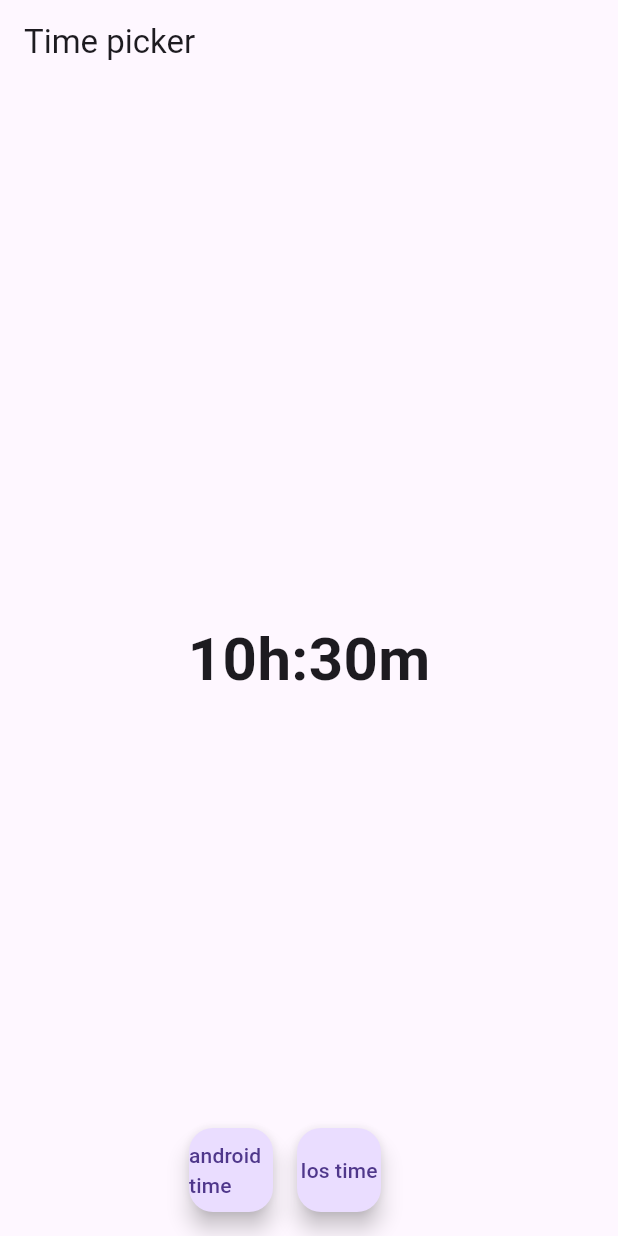
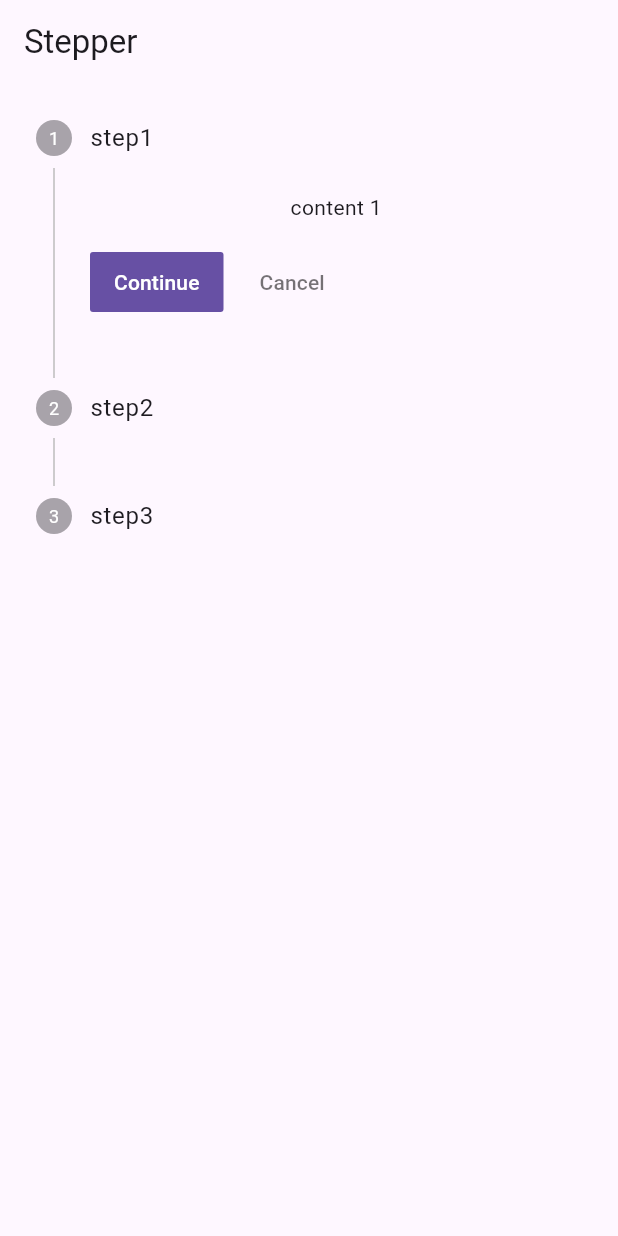
Before and after one commit to alishermamirov/flutter_widgets, a Flutter app: the screen it shows after launch, on a phone screen of 412 x 824 dp. Run offline on Flutter 3.47's test engine with Material 3 defaults, Android fonts, the phone set to English and light mode, and no system bars.

Commit message:
stepper added

```diff
--- a/lib/main.dart
+++ b/lib/main.dart
@@ -1,6 +1,5 @@
 import 'package:flutter/material.dart';
-import 'package:flutter_widgets/expansion_tile_widget.dart';
-import 'package:flutter_widgets/time_picker_widget.dart';
+import 'package:flutter_widgets/stepper_widget.dart';
 
 
 void main() {
@@ -14,7 +13,7 @@ class MyApp extends StatelessWidget {
   Widget build(BuildContext context) {
     return MaterialApp(
       debugShowCheckedModeBanner: false,
-      home: TimePickerWidget(),
+      home: StepperWidget(),
     );
   }
 }
--- /dev/null
+++ b/lib/stepper_widget.dart
@@ -0,0 +1,50 @@
+import 'package:flutter/material.dart';
+
+class StepperWidget extends StatefulWidget {
+  const StepperWidget({super.key});
+
+  @override
+  State<StepperWidget> createState() => _StepperWidgetState();
+}
+
+class _StepperWidgetState extends State<StepperWidget> {
+  int currentIndex = 0;
+  @override
+  Widget build(BuildContext context) {
+    return Scaffold(
+      appBar: AppBar(
+        title: Text("Stepper"),
+      ),
+      body: Stepper(
+        steps: [
+          Step(
+            title: Text("step1"),
+            content: Text("content 1"),
+          ),
+          Step(
+            title: Text("step2"),
+            content: Text("content 2"),
+          ),
+          Step(
+            title: Text("step3"),
+            content: Text("content 3"),
+          ),
+        ],
+        currentStep: currentIndex,
+        onStepContinue: () {
+          if (currentIndex != 2) {
+            setState(() {
+              currentIndex++;
+            });
+          }
+        },onStepCancel: () {
+          if (currentIndex != 0) {
+            setState(() {
+              currentIndex--;
+            });
+          }
+        },
+      ),
+    );
+  }
+}
```
